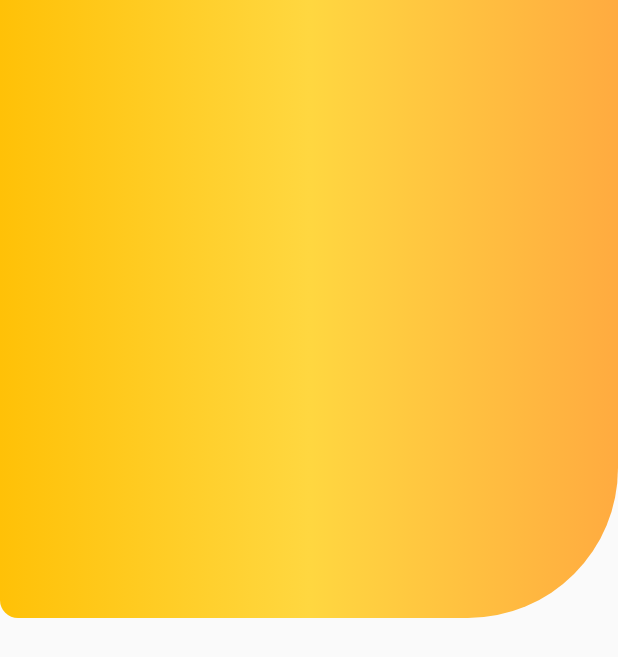
After one commit to oojas/faRcO, a Flutter app: the screen it shows after launch, on a phone screen of 412 x 824 dp. The commit adds this screen. Shown: the top 657 px of the screen. Run offline on Flutter 3.47's test engine with Material 2 defaults, Android fonts, the phone set to English and light mode, and no system bars; our stand-ins replace google_fonts; missing offline and left inert: animated_text, route_transitions, sleek_button.

Commit message:
Adding one screen

```diff
--- /dev/null
+++ b/lib/Screens/Map.dart
@@ -0,0 +1,31 @@
+import 'package:flutter/material.dart';
+
+class UI extends StatelessWidget {
+  @override
+  Widget build(BuildContext context) {
+    final width = MediaQuery.of(context).size.height;
+    return Scaffold(
+      body: Column(
+        children: [
+          Container(
+            decoration: BoxDecoration(
+                gradient: LinearGradient(
+                  colors: [
+                    Colors.amber,
+                    Colors.amberAccent,
+                    Colors.orangeAccent,
+                  ],
+                ),
+                borderRadius: BorderRadius.only(
+                    bottomLeft: Radius.circular(12),
+                    bottomRight: Radius.circular(100))),
+            height: width / 2,
+          ),
+          Row(
+            mainAxisAlignment: MainAxisAlignment.center,
+          ),
+        ],
+      ),
+    );
+  }
+}
--- a/lib/main.dart
+++ b/lib/main.dart
@@ -1,10 +1,11 @@
+import 'package:faRcO/Screens/Map.dart';
 import 'package:faRcO/Screens/splash.dart';
 import 'package:flutter/material.dart';
 
 void main() {
   runApp(new MaterialApp(
-    home: splashScreen(),
+    home: UI(),
     debugShowCheckedModeBanner: false,
-    theme: ThemeData.dark(),
+    // theme: ThemeData.dark(),
   ));
 }
```
